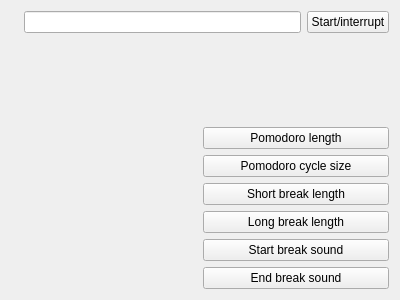
clckwrkbdgr/pomodoro-timer, file mainwindow.ui: the form before one commit.
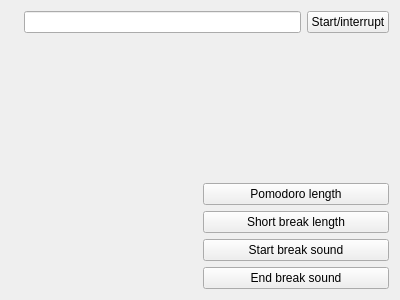
The form after the commit.

Commit message: Removed long breaks and cycles from main window and settings.

What changed in the file:
```diff
--- a/mainwindow.ui
+++ b/mainwindow.ui
@@ -60,13 +60,6 @@
          </property>
         </widget>
        </item>
-       <item>
-        <widget class="QPushButton" name="pomodoroCycleSize">
-         <property name="text">
-          <string>Pomodoro cycle size</string>
-         </property>
-        </widget>
-       </item>
        <item>
         <widget class="QPushButton" name="shortBreakLength">
          <property name="text">
@@ -74,13 +67,6 @@
          </property>
         </widget>
        </item>
-       <item>
-        <widget class="QPushButton" name="longBreakLength">
-         <property name="text">
-          <string>Long break length</string>
-         </property>
-        </widget>
-       </item>
        <item>
         <widget class="QPushButton" name="startSound">
          <property name="text">
```
The commit also changes 4 other files.
